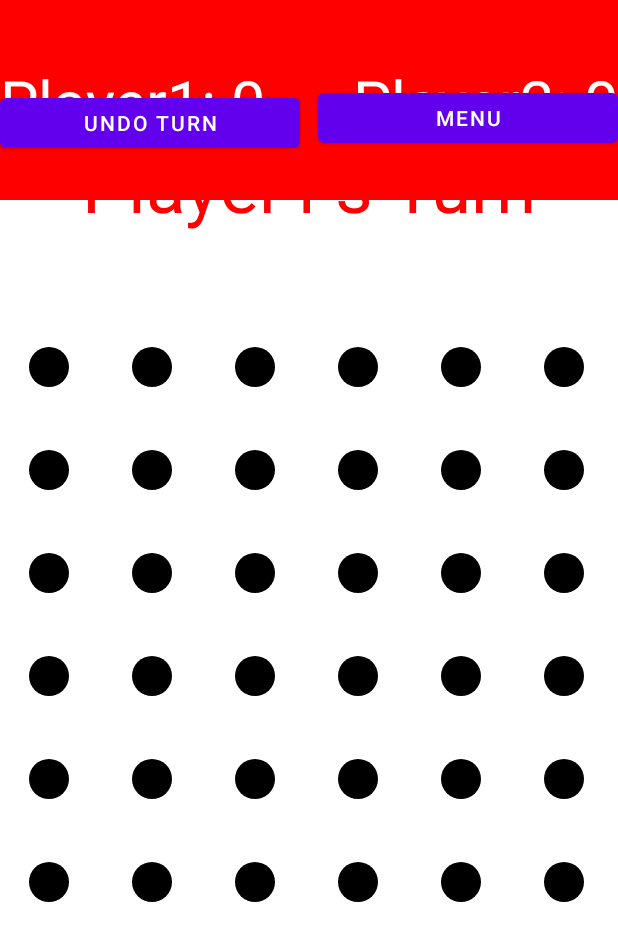
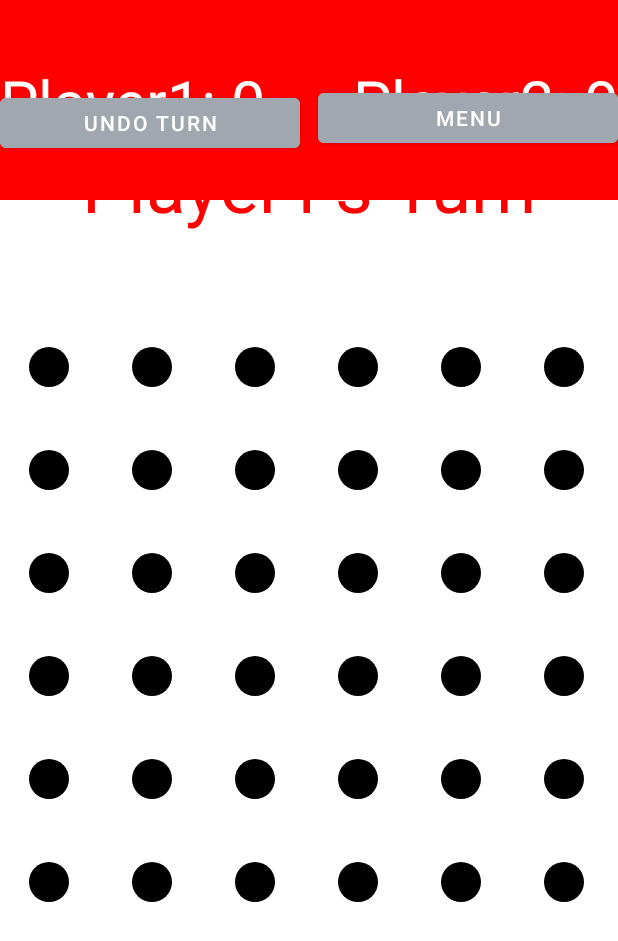
Before and after one commit to ensermuff/475-Dots-and-Boxes, an Android app: the GameActivity screen opened directly, with no data from a screen before it, after a tap on "UNDO TURN", on a phone screen of 412 x 824 dp. Shown: the top 941 px of the screen. Run offline under Robolectric (Android 15) with nearby library versions, the phone set to English and light mode, and no system bars; Roboto replaces fonts that are not available here; 3 statements that could not run were skipped.

Commit message:
Changed how the line is drawn in order for it to be easier to implement the undo button. Also changed the menu and undo button's color.

```diff
--- a/app/src/main/java/ensermuff/vcu/edu/cmsc475demo/Activities/GameActivity.java
+++ b/app/src/main/java/ensermuff/vcu/edu/cmsc475demo/Activities/GameActivity.java
@@ -57,10 +57,10 @@ public class GameActivity extends AppCompatActivity {
 
         Button myUndo = findViewById(R.id.undoTurn);
         myUndo.setOnClickListener(new View.OnClickListener(){
-
             @Override
             public void onClick(View view) {
-
+                GameView myView = new GameView(getApplicationContext(), model);
+                myView.undo();
             }
         });
 
--- a/app/src/main/java/ensermuff/vcu/edu/cmsc475demo/GameView.java
+++ b/app/src/main/java/ensermuff/vcu/edu/cmsc475demo/GameView.java
@@ -23,12 +23,13 @@ public class GameView extends View {
     Paint paint = new Paint();
     GameDataModel model;
     String player1, player2;
+    ArrayList<Line> lines;
+    ArrayList<Area> areas;
 
 //    ArrayList<GridPoint> p1 = new ArrayList<>();
 //    ArrayList<GridPoint> p2 = new ArrayList<>();
 //    ArrayList<LINE_TYPE> line_types = new ArrayList<>();
-//    ArrayList<Line> lines = new ArrayList<>();
-//    ArrayList<Area> areas = new ArrayList<>();
+
 
 //    static GridPoint lastPoint;
 //    static GridPoint lasttPoint2;
@@ -47,6 +48,9 @@ public class GameView extends View {
     public GameView(Context context, GameDataModel model) {
         super(context);
         this.model = model;
+
+        lines = new ArrayList<>();
+        areas = new ArrayList<>();
 
         //set game screen to fullscreen, have to cast to Activity since getWindow() doesn't work on a custom view
         View decorView = ((Activity)getContext()).getWindow().getDecorView();
@@ -72,18 +76,48 @@ public class GameView extends View {
 
 
     }
+    //causes th
+    public ArrayList<Line> undo(){
+        int lastLineIndex = lines.size() - 1;
+        lines.remove(lines.size()-1);
+        //postInvalidate() tells the system that the current view has changed and it should be
+        //redrawn as soon as possible
+        postInvalidate();
+        return lines;
+    }
 
     public void onDraw(Canvas canvas) {
+//        for (Area[] myAreas: model.getAreas()){
+//            for(Area area : myAreas){
+//                areas.add(area);
+//                area.draw(canvas);
+//            }
+//        }
+//        for(Area area : areas){
+//            canvas.drawRect(area.getSquare(), area.getPaint());
+//        }
 
         for (Area[] areas : model.getAreas()) {
             for (Area area : areas) {
                 area.draw(canvas);
             }
         }
+        /*
+        try to add areas to the arraylist of type Area
+         */
 
+
+        // adding lines to the arrayList of type Line
         for (Line line : model.getLines()) {
-            line.draw(canvas);
+            lines.add(line);
         }
+        for(int i = 0; i < lines.size(); i++){
+            canvas.drawLine(lines.get(i).getP1().getX(), lines.get(i).getP1().getY() , lines.get(i).getP2().getX(), lines.get(i).getP2().getY(), lines.get(i).getPaint());
+        }
+
+//        for (Line line : model.getLines()) {
+//            line.draw(canvas);
+//        }
 
         //Setting up dots (dots x and y coordinates are set up by 10?)
         for (GridPoint[] p_list : model.getGridPoints()) {
--- a/app/src/main/java/ensermuff/vcu/edu/cmsc475demo/Line.java
+++ b/app/src/main/java/ensermuff/vcu/edu/cmsc475demo/Line.java
@@ -24,6 +24,7 @@ public class Line {
         this.bounds = new Rect();
         paint = new Paint();
         paint.setColor(Color.WHITE);
+        paint.setStrokeWidth(20);
     }
 
     public GridPoint getP1() {
@@ -54,10 +55,10 @@ public class Line {
         return line_type;
     }
 
-    public void draw(Canvas canvas) {
-        bounds.set(p1.getX() - WIDTH / 2, p1.getY() - WIDTH / 2, p2.getX() + WIDTH / 2, p2.getY() + WIDTH / 2);
-        canvas.drawRect(bounds, paint);
-    }
+//    public void draw(Canvas canvas) {
+//        bounds.set(p1.getX() - WIDTH / 2, p1.getY() - WIDTH / 2, p2.getX() + WIDTH / 2, p2.getY() + WIDTH / 2);
+//        canvas.drawRect(bounds, paint);
+//    }
 
     public GridPoint getCenter() {
         return new GridPoint((getP1().getX() + getP2().getX()) / 2, (getP1().getY() + getP2().getY()) / 2);
--- a/app/src/main/res/layout/activity_game.xml
+++ b/app/src/main/res/layout/activity_game.xml
@@ -2,9 +2,10 @@
 <androidx.constraintlayout.widget.ConstraintLayout xmlns:android="http://schemas.android.com/apk/res/android"
     xmlns:app="http://schemas.android.com/apk/res-auto"
     xmlns:tools="http://schemas.android.com/tools"
+    android:id="@+id/linearLayout"
     android:layout_width="match_parent"
     android:layout_height="match_parent"
-    android:id="@+id/linearLayout"
+    android:backgroundTint="#0FFFFFFF"
     tools:context=".Activities.GameActivity">
 
 
@@ -12,6 +13,7 @@
         android:id="@+id/undoTurn"
         android:layout_width="200dp"
         android:layout_height="45dp"
+        android:backgroundTint="#A1A7AF"
         android:text="Undo Turn"
         app:layout_constraintBottom_toBottomOf="parent"
         app:layout_constraintEnd_toEndOf="parent"
@@ -25,6 +27,7 @@
         android:layout_width="200dp"
         android:layout_height="45dp"
         android:layout_marginTop="31dp"
+        android:backgroundTint="#A1A7AF"
         android:text="Menu"
         app:layout_constraintBottom_toBottomOf="parent"
         app:layout_constraintEnd_toEndOf="parent"
@@ -34,11 +37,11 @@
         app:layout_constraintVertical_bias="0.033" />
 
     <!--    <LinearLayout-->
-<!--        android:layout_width="wrap_content"-->
-<!--        android:layout_height="wrap_content"-->
-<!--        android:orientation="vertical"-->
-<!--        android:id="@+id/linearLayout"-->
-<!--        tools:ignore="MissingConstraints" />-->
+    <!--        android:layout_width="wrap_content"-->
+    <!--        android:layout_height="wrap_content"-->
+    <!--        android:orientation="vertical"-->
+    <!--        android:id="@+id/linearLayout"-->
+    <!--        tools:ignore="MissingConstraints" />-->
 
 
 </androidx.constraintlayout.widget.ConstraintLayout>
```
